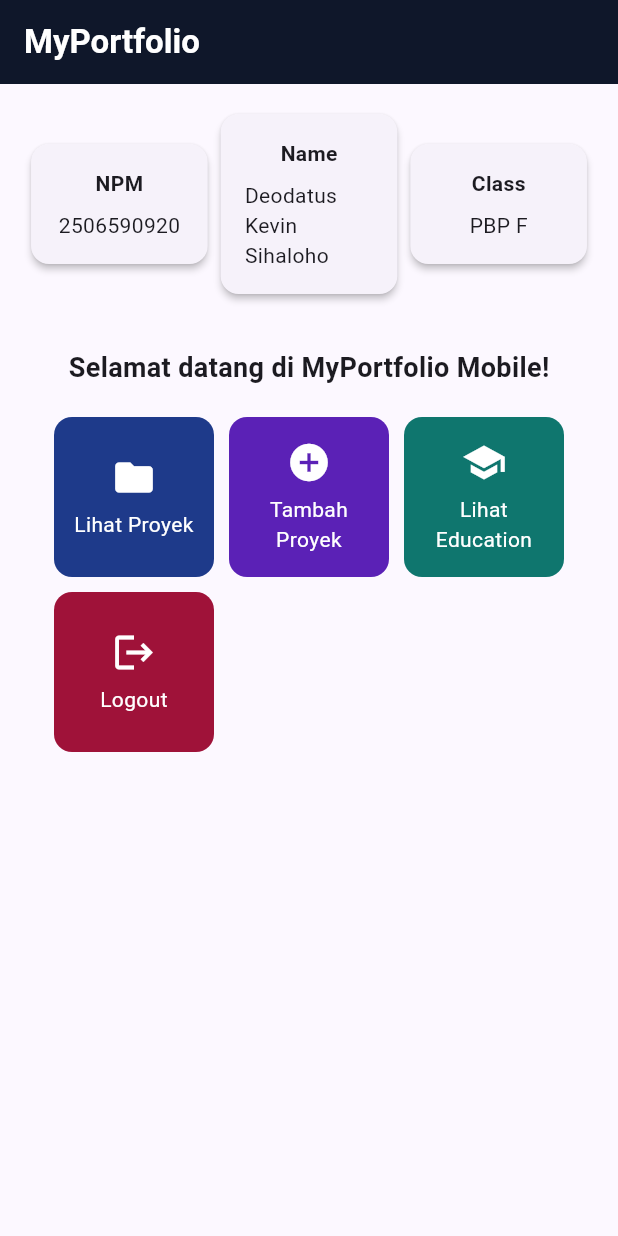
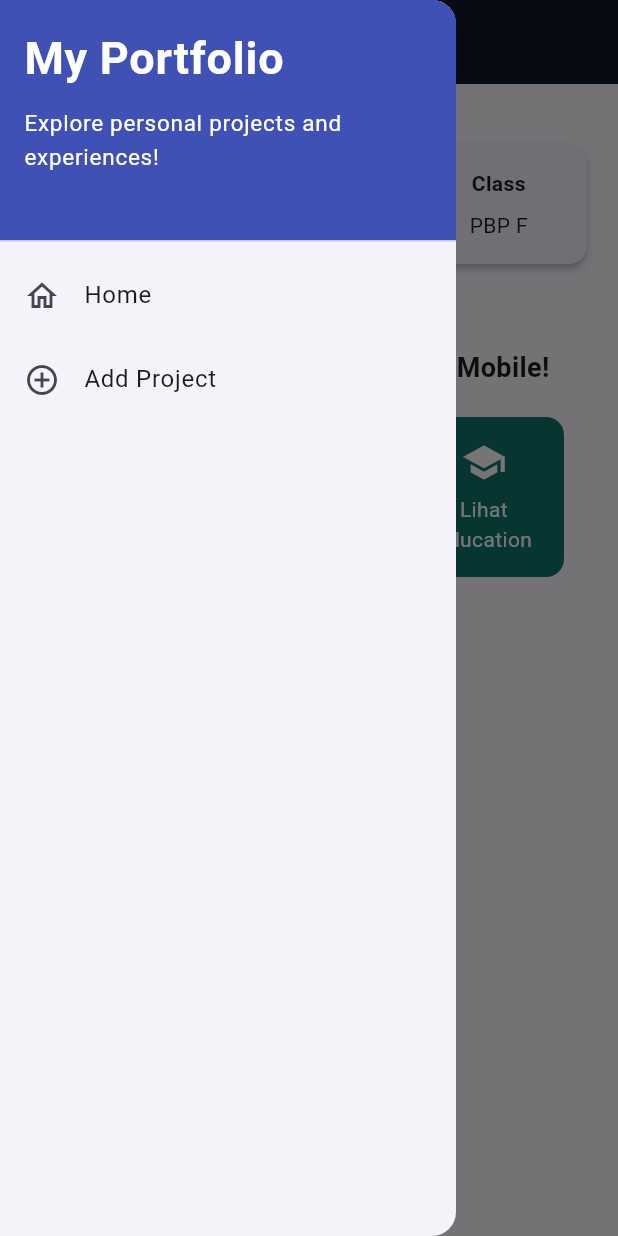
Before and after one commit to DioDateUs/myportofolio_mobile, a Flutter app: the screen it shows after launch, with the side drawer open (before the commit the screen has no drawer), on a phone screen of 412 x 824 dp. Run offline on Flutter 3.47's test engine with Material 3 defaults, Android fonts, the phone set to English and light mode, and no system bars; our stand-ins replace material_ui.

Commit message:
Tutorial 09: Flutter Navigation, Layouts, Forms, and Input Elements

```diff
--- a/lib/main.dart
+++ b/lib/main.dart
@@ -1,5 +1,5 @@
-import 'package:flutter/material.dart';
-import 'package:myportofolio_mobile/menu.dart';
+import 'package:material_ui/material_ui.dart';
+import 'package:myportofolio_mobile/screens/menu.dart';
 
 void main() {
   runApp(const MyApp());
--- a/lib/menu.dart
+++ b/lib/screens/menu.dart
@@ -1,4 +1,6 @@
-import 'package:flutter/material.dart';
+import 'package:material_ui/material_ui.dart';
+import 'package:myportofolio_mobile/widgets/left_drawer.dart';
+import 'package:myportofolio_mobile/widgets/project_card.dart';
 
 class MyHomePage extends StatelessWidget {
   MyHomePage({super.key});
@@ -28,7 +30,9 @@ class MyHomePage extends StatelessWidget {
           ),
         ),
         backgroundColor: Theme.of(context).colorScheme.primary,
+        iconTheme: const IconThemeData(color: Colors.white),
       ),
+      drawer: const LeftDrawer(),
       // Body halaman utama dengan padding di sekelilingnya.
       body: Padding(
         padding: const EdgeInsets.all(16.0),
@@ -121,48 +125,3 @@ class ItemHomepage {
 
   ItemHomepage(this.name, this.icon, this.color);
 }
-
-class ItemCard extends StatelessWidget {
-  final ItemHomepage item;
-
-  const ItemCard(this.item, {super.key});
-
-  @override
-  Widget build(BuildContext context) {
-    return Material(
-      // Menggunakan warna spesifik dari masing-masing item.
-      color: item.color,
-      borderRadius: BorderRadius.circular(12),
-      child: InkWell(
-        // Aksi ketika kartu ditekan oleh pengguna.
-        onTap: () {
-          // Menampilkan SnackBar dengan pesan interaktif.
-          ScaffoldMessenger.of(context)
-            ..hideCurrentSnackBar()
-            ..showSnackBar(
-              SnackBar(
-                content: Text("Kamu telah menekan tombol ${item.name}!"),
-              ),
-            );
-        },
-        child: Container(
-          padding: const EdgeInsets.all(8),
-          child: Center(
-            child: Column(
-              mainAxisAlignment: MainAxisAlignment.center,
-              children: [
-                Icon(item.icon, color: Colors.white, size: 30.0),
-                const Padding(padding: EdgeInsets.all(3)),
-                Text(
-                  item.name,
-                  textAlign: TextAlign.center,
-                  style: const TextStyle(color: Colors.white),
-                ),
-              ],
-            ),
-          ),
-        ),
-      ),
-    );
-  }
-}
--- /dev/null
+++ b/lib/widgets/left_drawer.dart
@@ -0,0 +1,69 @@
+import 'package:material_ui/material_ui.dart';
+import 'package:myportofolio_mobile/screens/menu.dart';
+import 'package:myportofolio_mobile/screens/project_form.dart';
+
+class LeftDrawer extends StatelessWidget {
+  const LeftDrawer({super.key});
+
+  @override
+  Widget build(BuildContext context) {
+    return Drawer(
+      child: ListView(
+        children: [
+          const DrawerHeader(
+            decoration: BoxDecoration(
+              color: Colors.indigo,
+            ),
+            child: Column(
+              crossAxisAlignment: CrossAxisAlignment.start,
+              children: [
+                Text(
+                  'My Portfolio',
+                  style: TextStyle(
+                    fontSize: 30,
+                    fontWeight: FontWeight.bold,
+                    color: Colors.white,
+                  ),
+                ),
+                SizedBox(height: 10),
+                Text(
+                  'Explore personal projects and experiences!',
+                  style: TextStyle(
+                    fontSize: 15,
+                    color: Colors.white,
+                  ),
+                ),
+              ],
+            ),
+          ),
+          ListTile(
+            leading: const Icon(Icons.home_outlined),
+            title: const Text('Home'),
+            // Navigasi ke halaman utama portofolio
+            onTap: () {
+              Navigator.pushReplacement(
+                context,
+                MaterialPageRoute(
+                  builder: (context) => MyHomePage(),
+                ),
+              );
+            },
+          ),
+          ListTile(
+            leading: const Icon(Icons.add_circle_outline),
+            title: const Text('Add Project'),
+            // Navigasi ke halaman tambah proyek
+            onTap: () {
+              Navigator.pushReplacement(
+                context,
+                MaterialPageRoute(
+                  builder: (context) => const ProjectFormPage(),
+                ),
+              );
+            },
+          ),
+        ],
+      ),
+    );
+  }
+}
--- /dev/null
+++ b/lib/widgets/project_card.dart
@@ -0,0 +1,58 @@
+import 'package:material_ui/material_ui.dart';
+import 'package:myportofolio_mobile/screens/menu.dart';
+import 'package:myportofolio_mobile/screens/project_form.dart';
+
+class ItemCard extends StatelessWidget {
+  final ItemHomepage item;
+
+  const ItemCard(this.item, {super.key});
+
+  @override
+  Widget build(BuildContext context) {
+    return Material(
+      // Menggunakan warna spesifik dari masing-masing item.
+      color: item.color,
+      borderRadius: BorderRadius.circular(12),
+      child: InkWell(
+        // Area responsif terhadap sentuhan
+        onTap: () {
+          // Memunculkan SnackBar ketika diklik
+          ScaffoldMessenger.of(context)
+            ..hideCurrentSnackBar()
+            ..showSnackBar(
+              SnackBar(
+                content: Text("Kamu telah menekan tombol ${item.name}!"),
+              ),
+            );
+
+          // Navigate ke halaman yang sesuai
+          if (item.name == "Tambah Proyek") {
+            Navigator.push(
+              context,
+              MaterialPageRoute(
+                builder: (context) => const ProjectFormPage(),
+              ),
+            );
+          }
+        },
+        child: Container(
+          padding: const EdgeInsets.all(8),
+          child: Center(
+            child: Column(
+              mainAxisAlignment: MainAxisAlignment.center,
+              children: [
+                Icon(item.icon, color: Colors.white, size: 30.0),
+                const Padding(padding: EdgeInsets.all(3)),
+                Text(
+                  item.name,
+                  textAlign: TextAlign.center,
+                  style: const TextStyle(color: Colors.white),
+                ),
+              ],
+            ),
+          ),
+        ),
+      ),
+    );
+  }
+}
--- a/pubspec.yaml
+++ b/pubspec.yaml
@@ -34,6 +34,7 @@ dependencies:
   # The following adds the Cupertino Icons font to your application.
   # Use with the CupertinoIcons class for iOS style icons.
   cupertino_icons: ^1.0.8
+  material_ui: ^1.11.1
 
 dev_dependencies:
   flutter_test:
```
Also changed, not shown: lib/screens/project_form.dart (added, +217 -0 lines), pubspec.lock, 2 other files.
